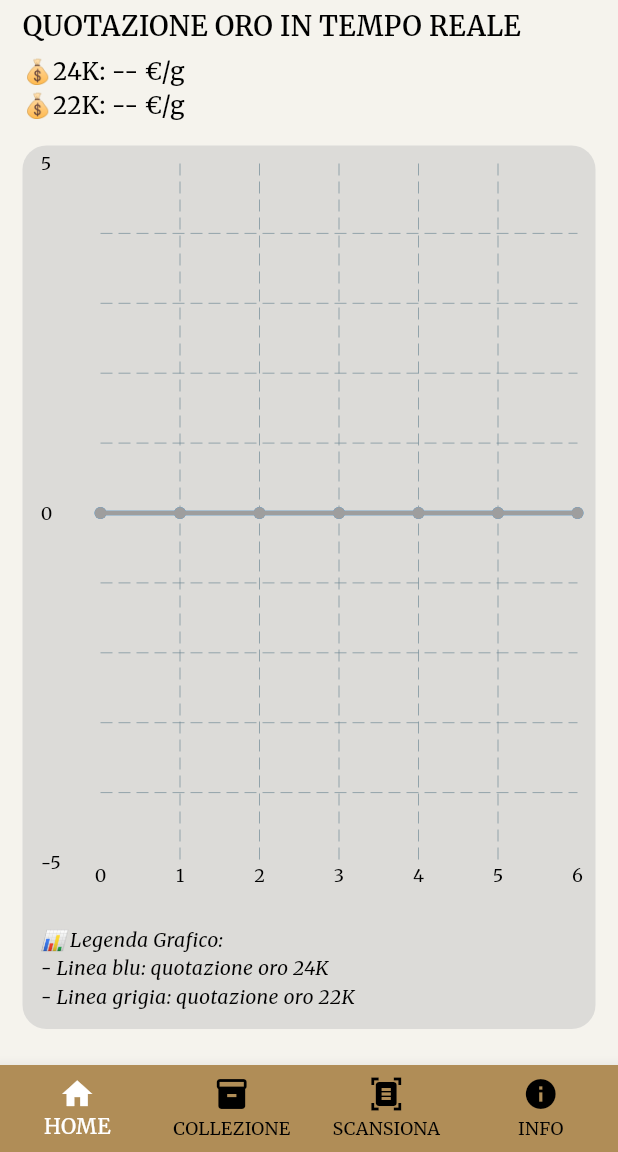
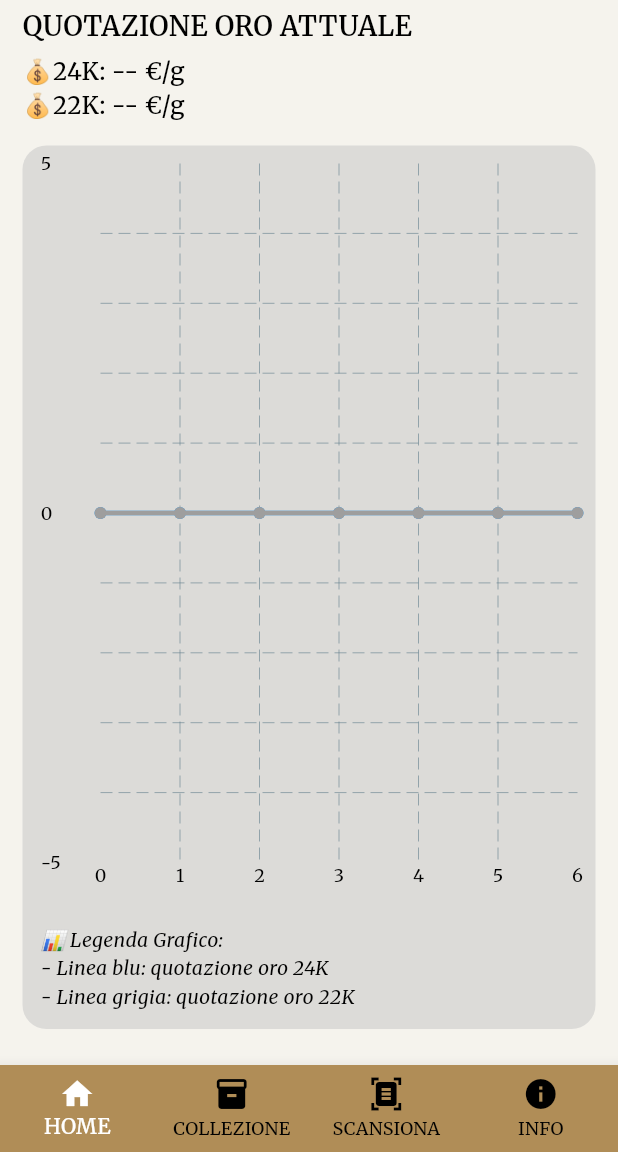
Before and after one commit to Vincenzo-Fabrizio/coin-flutter-app, a Flutter app: the screen it shows after launch, on a phone screen of 412 x 824 dp, the part 84-1236 px from its top. Run offline on Flutter 3.47's test engine with Material 3 defaults, Android fonts, the phone set to English and light mode, and no system bars; drawn by our look-alikes of fl_chart; our stand-ins replace hive, hive_flutter, image_picker, shared_preferences, webview_flutter; accounts and stored records are empty; network calls fail.

Commit message:
Aggiorna il testo della quotazione oro in tempo reale

```diff
--- a/lib/screens/home/view_page.dart
+++ b/lib/screens/home/view_page.dart
@@ -71,7 +71,7 @@ class _ViewPageState extends State<ViewPage> {
                 crossAxisAlignment: CrossAxisAlignment.start,
                 children: [
                   Text(
-                    'QUOTAZIONE ORO IN TEMPO REALE',
+                    'QUOTAZIONE ORO ATTUALE',
                     style: const TextStyle(
                       fontSize: 18,
                       fontWeight: FontWeight.w600,
```
